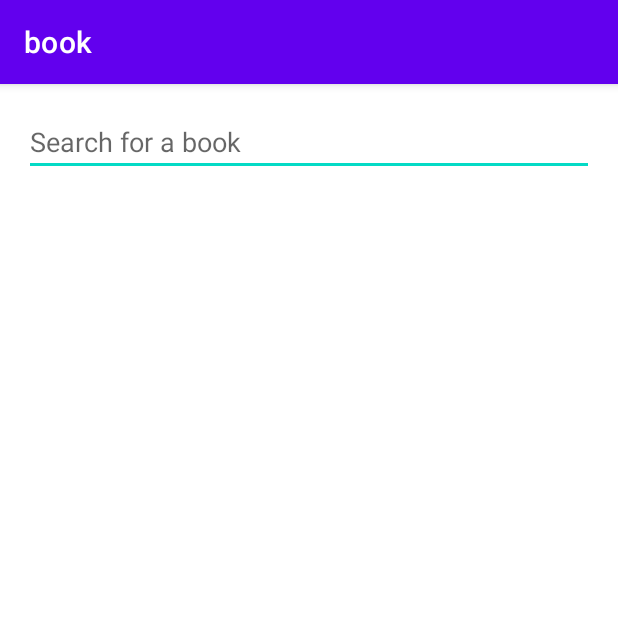
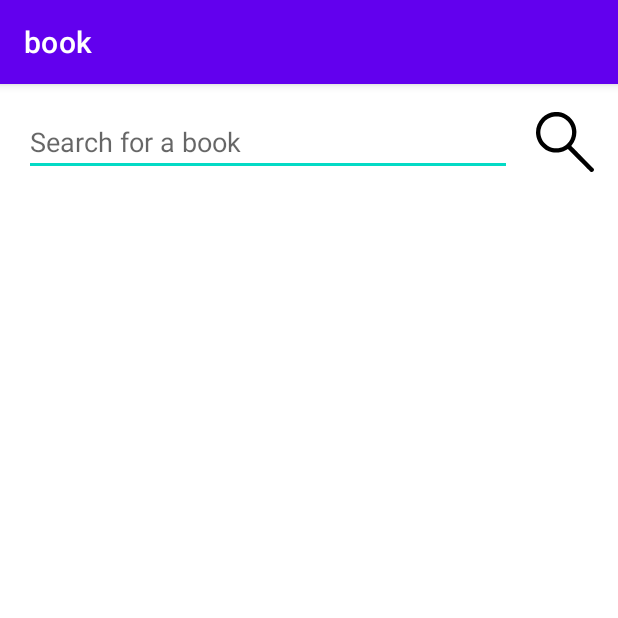
Before and after one commit to HanDongWook/SearchBookGoogleApi, an Android app: the screen it shows after launch (MainActivity), on a phone screen of 412 x 824 dp, the top half of it. Run offline under Robolectric (Android 15) with nearby library versions, the phone set to English and light mode, and no system bars; pictures from the network do not load.

Commit message:
add load more book

```diff
--- a/app/src/main/java/com/google/book/api/BookAPI.kt
+++ b/app/src/main/java/com/google/book/api/BookAPI.kt
@@ -9,7 +9,9 @@ import retrofit2.http.Query
 interface BookAPI {
     @GET("volumes/")
     suspend fun getBookList(
-        @Query("q") query: String
+        @Query("q") query: String,
+        @Query("startIndex") startIndex: Int,
+        @Query("maxResults") maxResults: Int
     ): BookListResponse
 
     @GET("volumes/{id}")
--- a/app/src/main/java/com/google/book/api/model/BookMapper.kt
+++ b/app/src/main/java/com/google/book/api/model/BookMapper.kt
@@ -12,7 +12,7 @@ class BookMapper : DomainMapper<BookListResponse, Book> {
     override fun mapToDomainModel(entity: BookListResponse): Book {
         return Book(
             entity.totalItems,
-            entity.items.map {
+            (entity.items ?: emptyList<BookInfoResponse>()).map {
                 bookInfoMapper.mapToDomainModel(it)
             }
         )
--- a/app/src/main/java/com/google/book/api/model/BookResponse.kt
+++ b/app/src/main/java/com/google/book/api/model/BookResponse.kt
@@ -5,7 +5,7 @@ import com.google.gson.annotations.SerializedName
 
 data class BookListResponse(
     @SerializedName("totalItems") val totalItems: Int,
-    @SerializedName("items") val items: List<BookInfoResponse> = arrayListOf()
+    @SerializedName("items") val items: List<BookInfoResponse>? = emptyList<BookInfoResponse>()
 )
 
 data class BookInfoResponse(
--- a/app/src/main/java/com/google/book/domain/GetBookListUseCase.kt
+++ b/app/src/main/java/com/google/book/domain/GetBookListUseCase.kt
@@ -6,7 +6,7 @@ import com.google.book.repository.BookRepository
 internal class GetBookListUseCase(
     private val bookRepository: BookRepository
 ) {
-    suspend operator fun invoke(query: String): Book {
-        return bookRepository.getBookList(query)
+    suspend operator fun invoke(query: String, startIndex: Int, maxResults: Int): Book {
+        return bookRepository.getBookList(query, startIndex, maxResults)
     }
 }
--- a/app/src/main/java/com/google/book/domain/entities/Book.kt
+++ b/app/src/main/java/com/google/book/domain/entities/Book.kt
@@ -2,7 +2,7 @@ package com.google.book.domain.entities
 
 data class Book(
     val totalItems: Int,
-    val list: List<BookInfo>
+    val list: List<BookInfo> = emptyList<BookInfo>()
 )
 
 data class BookInfo(
--- a/app/src/main/java/com/google/book/ui/bookdetail/BookDetailFragment.kt
+++ b/app/src/main/java/com/google/book/ui/bookdetail/BookDetailFragment.kt
@@ -6,6 +6,7 @@ import android.view.View
 import android.view.ViewGroup
 import androidx.navigation.fragment.navArgs
 import com.bumptech.glide.Glide
+import com.google.book.R
 import com.google.book.base.BaseFragment
 import com.google.book.databinding.FragmentBookDetailBinding
 import com.google.book.utils.gone
@@ -38,7 +39,7 @@ internal class BookDetailFragment : BaseFragment<FragmentBookDetailBinding, Book
                 binding.author.text = it.volumeInfo.authors.joinToString(", ")
                 binding.pubDate.text = it.volumeInfo.publishedDate
                 binding.description.text = it.volumeInfo.description
-                binding.language.text = it.volumeInfo.language
+                binding.language.text = resources.getString(R.string.language, it.volumeInfo.language)
 
                 Glide
                     .with(requireContext())
--- a/app/src/main/java/com/google/book/ui/searchbook/SearchBookListAdapter.kt
+++ b/app/src/main/java/com/google/book/ui/searchbook/SearchBookListAdapter.kt
@@ -2,43 +2,65 @@ package com.google.book.ui.searchbook
 
 import android.content.Context
 import android.view.LayoutInflater
+import android.view.View
 import android.view.ViewGroup
 import androidx.recyclerview.widget.DiffUtil
 import androidx.recyclerview.widget.ListAdapter
 import androidx.recyclerview.widget.RecyclerView
 import com.bumptech.glide.Glide
 import com.google.book.databinding.ViewholderBookItemBinding
-import com.google.book.domain.entities.BookInfo
+import com.google.book.databinding.ViewholderItemProgressbarBinding
 
 internal class SearchBookListAdapter(
     private val context: Context,
     private val listener: BookClickListener
-) : ListAdapter<BookInfo, SearchBookViewHolder>(object :
-    DiffUtil.ItemCallback<BookInfo>() {
-    override fun areItemsTheSame(oldItem: BookInfo, newItem: BookInfo): Boolean {
-        return oldItem.id == newItem.id
+) : ListAdapter<BookItem, BookViewHolder>(object :
+    DiffUtil.ItemCallback<BookItem>() {
+    override fun areItemsTheSame(oldItem: BookItem, newItem: BookItem): Boolean {
+        return oldItem == newItem
     }
 
-    override fun areContentsTheSame(oldItem: BookInfo, newItem: BookInfo): Boolean {
+    override fun areContentsTheSame(oldItem: BookItem, newItem: BookItem): Boolean {
         return oldItem == newItem
     }
 }) {
-    override fun onCreateViewHolder(parent: ViewGroup, viewType: Int): SearchBookViewHolder {
-        val binding = ViewholderBookItemBinding.inflate(LayoutInflater.from(parent.context), parent, false)
-        return SearchBookViewHolder(context, binding, listener)
+    override fun onCreateViewHolder(parent: ViewGroup, viewType: Int): BookViewHolder {
+        return when (viewType) {
+            BookItemView.Item.type -> {
+                val binding = ViewholderBookItemBinding.inflate(LayoutInflater.from(parent.context), parent, false)
+                SearchBookViewHolder(context, binding, listener)
+            }
+            BookItemView.Loading.type -> {
+                val binding = ViewholderItemProgressbarBinding.inflate(LayoutInflater.from(parent.context), parent, false)
+                LoadingViewHolder(binding)
+            }
+            else -> throw IllegalStateException("Unknown view")
+        }
     }
 
-    override fun onBindViewHolder(holder: SearchBookViewHolder, position: Int) {
-        holder.bindTo(getItem(position))
+    override fun onBindViewHolder(holder: BookViewHolder, position: Int) {
+        getItem(position)?.let { holder.bindTo(it) }
     }
+
+    override fun getItemViewType(position: Int): Int {
+        return when (getItem(position)) {
+            is BookItem.Item -> BookItemView.Item.type
+            is BookItem.Loading -> BookItemView.Loading.type
+        }
+    }
+}
+
+abstract class BookViewHolder(itemView: View) : RecyclerView.ViewHolder(itemView) {
+    abstract fun bindTo(b: BookItem)
 }
 
 internal class SearchBookViewHolder(
     private val context: Context,
     private val binding: ViewholderBookItemBinding,
     private val listener: BookClickListener
-) : RecyclerView.ViewHolder(binding.root) {
-    fun bindTo(item: BookInfo) {
+) : BookViewHolder(binding.root) {
+    override fun bindTo(b: BookItem) {
+        val item = (b as BookItem.Item).info
         with(binding) {
             title.text = item.volumeInfo.title
             author.text = item.volumeInfo.authors.joinToString(", ")
@@ -56,6 +78,10 @@ internal class SearchBookViewHolder(
     }
 }
 
+internal class LoadingViewHolder(binding: ViewholderItemProgressbarBinding) : BookViewHolder(binding.root) {
+    override fun bindTo(b: BookItem) {}
+}
+
 interface BookClickListener {
     fun onClick(bookId: String)
 }
--- a/app/src/main/java/com/google/book/ui/searchbook/SearchBookViewModel.kt
+++ b/app/src/main/java/com/google/book/ui/searchbook/SearchBookViewModel.kt
@@ -1,18 +1,19 @@
 package com.google.book.ui.searchbook
 
-import android.util.Log
 import androidx.lifecycle.LiveData
 import androidx.lifecycle.MutableLiveData
 import androidx.lifecycle.viewModelScope
 import com.google.book.base.BaseViewModel
 import com.google.book.domain.GetBookListUseCase
-import com.google.book.domain.entities.BookInfo
 import com.google.book.utils.SingleLiveEvent
 import kotlinx.coroutines.launch
 
 internal class SearchBookViewModel(
     private val getBookListUseCase: GetBookListUseCase
-): BaseViewModel() {
+) : BaseViewModel() {
+    companion object {
+        const val MAX_RESULTS = 10
+    }
 
     sealed class Navigate {
         data class BookDetail(val bookId: String) : Navigate()
@@ -21,8 +22,13 @@ internal class SearchBookViewModel(
     private val totalCountLiveData = MutableLiveData<Int>()
     val totalCount: LiveData<Int> = totalCountLiveData
 
-    private val bookListLiveData = MutableLiveData<List<BookInfo>>()
-    val bookList: LiveData<List<BookInfo>> = bookListLiveData
+    private val list = mutableListOf<BookItem>()
+    private val bookListLiveData = MutableLiveData<List<BookItem>>()
+    val bookList: LiveData<List<BookItem>> = bookListLiveData
+
+    private val queryLiveData = MutableLiveData("")
+
+    private val startIndexLiveData = MutableLiveData<Int>()
 
     val navigate = SingleLiveEvent<Navigate>()
     val error = SingleLiveEvent<Exception>()
@@ -30,16 +36,63 @@ internal class SearchBookViewModel(
 
     fun fetch(query: String) {
         viewModelScope.launch {
+            saveParam(query, 0)
+            list.clear()
+
+            if (query.isBlank()) {
+                totalCountLiveData.value = 0
+                bookListLiveData.value = list
+            } else {
                 try {
                     loading.value = true
-                val result = getBookListUseCase(query)
+
+                    val result = getBookListUseCase(query, 0, MAX_RESULTS)
+
+
+                    if (result.list.isNotEmpty()) {
+                        val bookList = result.list.map { BookItem.Item(it) }
+                        list.addAll(bookList)
+                    }
+
+                    bookListLiveData.value = list
                     totalCountLiveData.value = result.totalItems
-                bookListLiveData.value = result.list
-                Log.d("test", "SearchBookViewModel result.totalItems:${result.totalItems} result.list : ${result.list}\n\n")
                 } catch (e: Exception) {
                     error.value = e
                 } finally {
                     loading.value = false
+                }
+            }
+        }
+    }
+
+    private fun saveParam(query: String, startIdx: Int) {
+        queryLiveData.value = query
+        startIndexLiveData.value = startIdx
+    }
+
+    fun getResultCount(): Int {
+        return totalCountLiveData.value!!
+    }
+
+    fun loadMore() {
+        val currentIdx = startIndexLiveData.value!! + MAX_RESULTS
+        if (currentIdx < (totalCountLiveData.value!! - 1)) {
+            viewModelScope.launch {
+                try {
+                    loading.value = true
+                    saveParam(queryLiveData.value!!, currentIdx)
+
+                    val result = getBookListUseCase(queryLiveData.value!!, currentIdx, MAX_RESULTS)
+
+                    val bookList = result.list.map { BookItem.Item(it) }
+                    list.addAll(bookList)
+
+                    bookListLiveData.value = list
+                } catch (e: Exception) {
+                    error.value = e
+                } finally {
+                    loading.value = false
+                }
             }
         }
     }
--- /dev/null
+++ b/app/src/main/res/drawable/ic__magnifier.xml
@@ -0,0 +1,5 @@
+<vector android:height="40dp" android:viewportHeight="1280"
+    android:viewportWidth="1244" android:width="38.875dp" xmlns:android="http://schemas.android.com/apk/res/android">
+    <path android:fillColor="#000000"
+        android:pathData="M402.5,1.1c-102.9,7.9 -196.9,50.1 -270.4,121.4 -98.5,95.5 -145.6,229.2 -128.5,365 15.6,124.4 84.9,236 189.9,305.9 19.3,12.9 27.2,17.5 47,27.4 45.2,22.7 90.6,36.2 144.5,42.9 20.7,2.5 76.3,2.5 97,-0 40.4,-5 75.2,-13.8 111.5,-28.1 25.1,-9.8 60,-28.3 81.9,-43.3l8,-5.4 107.5,107.3c383.5,382.7 377,376.2 382.8,379.5 18.9,10.5 41.1,7.5 56.3,-7.7 14.8,-14.8 18,-35.9 8.4,-55.3 -2.1,-4.3 -46.2,-48.8 -243.2,-245.9 -221.2,-221.3 -240.4,-240.8 -239.2,-242.5 0.8,-1 4,-4.7 7,-8.3 71.4,-83.6 108.8,-192.7 103.1,-301.1 -3.2,-61 -16.5,-113.6 -42,-166.4 -16.9,-34.9 -34,-61.5 -59.2,-92 -10.6,-12.8 -39.5,-41.7 -52.4,-52.4 -68.7,-56.9 -146.3,-90 -233.6,-99.6 -17.4,-1.9 -59.8,-2.7 -76.4,-1.4zM480.5,96c77.7,11.8 145.3,46.3 198.2,101.4 51.6,53.6 82.9,119.4 93,195.1 2.4,18.6 2.4,61.8 0,81 -5.4,41.6 -15.8,75.8 -34.2,112.5 -29.7,59.3 -77.9,110.1 -136,143.2 -96.4,54.9 -215.3,59 -315.2,10.8 -97.5,-47 -166.7,-136.4 -187.3,-242 -3.7,-19.2 -5.1,-32.3 -5.7,-55.5 -0.6,-25.8 0.4,-42.3 4.2,-65.1 16.1,-97.1 74.2,-183.1 158.8,-234.8 45.3,-27.8 93.5,-43.4 151.2,-49 2.2,-0.2 16.4,-0.3 31.5,-0.1 21.7,0.3 30.4,0.8 41.5,2.5z" android:strokeColor="#00000000"/>
+</vector>
--- a/app/src/main/res/layout/fragment_book_detail.xml
+++ b/app/src/main/res/layout/fragment_book_detail.xml
@@ -107,5 +107,5 @@
         app:layout_constraintBottom_toBottomOf="parent"
         app:layout_constraintEnd_toEndOf="parent"
         app:layout_constraintStart_toStartOf="parent"
-        app:layout_constraintTop_toBottomOf="@+id/header_layout" />
+        app:layout_constraintTop_toTopOf="parent"/>
 </androidx.constraintlayout.widget.ConstraintLayout>
--- a/app/src/main/res/layout/fragment_search_book.xml
+++ b/app/src/main/res/layout/fragment_search_book.xml
@@ -1,5 +1,6 @@
 <?xml version="1.0" encoding="utf-8"?>
 <androidx.constraintlayout.widget.ConstraintLayout xmlns:android="http://schemas.android.com/apk/res/android"
+    android:id="@+id/layout"
     xmlns:app="http://schemas.android.com/apk/res-auto"
     xmlns:tools="http://schemas.android.com/tools"
     android:padding="16dp"
@@ -10,10 +11,20 @@
         android:id="@+id/search_bar"
         android:layout_width="0dp"
         android:layout_height="wrap_content"
+        android:layout_marginEnd="16dp"
         android:hint="@string/search_hint"
-        app:layout_constraintEnd_toEndOf="parent"
+        app:layout_constraintEnd_toStartOf="@+id/icon_search"
         app:layout_constraintStart_toStartOf="parent"
         app:layout_constraintTop_toTopOf="parent" />
+
+    <ImageView
+        android:id="@+id/icon_search"
+        android:layout_width="wrap_content"
+        android:layout_height="wrap_content"
+        android:src="@drawable/ic__magnifier"
+        app:layout_constraintBottom_toBottomOf="@+id/search_bar"
+        app:layout_constraintEnd_toEndOf="parent"
+        app:layout_constraintTop_toTopOf="@+id/search_bar" />
 
     <TextView
         android:id="@+id/results"
@@ -38,12 +49,28 @@
         app:layout_constraintStart_toStartOf="parent"
         app:layout_constraintTop_toBottomOf="@+id/results" />
 
+    <TextView
+        android:id="@+id/no_results"
+        android:layout_width="0dp"
+        android:layout_height="0dp"
+        android:layout_marginTop="16dp"
+        android:gravity="center"
+        android:text="@string/no_results"
+        android:textColor="@color/black"
+        android:textSize="20dp"
+        android:visibility="gone"
+        app:layout_constraintBottom_toBottomOf="parent"
+        app:layout_constraintEnd_toEndOf="parent"
+        app:layout_constraintStart_toStartOf="parent"
+        app:layout_constraintTop_toBottomOf="@+id/results" />
+
     <ProgressBar
         android:id="@+id/progress"
         android:layout_width="wrap_content"
         android:layout_height="wrap_content"
         android:layout_marginTop="16dp"
         android:indeterminateTint="#2196F3"
+        tools:visibility="gone"
         app:layout_constraintBottom_toBottomOf="parent"
         app:layout_constraintEnd_toEndOf="parent"
         app:layout_constraintStart_toStartOf="parent"
--- a/app/src/main/res/layout/viewholder_book_item.xml
+++ b/app/src/main/res/layout/viewholder_book_item.xml
@@ -26,7 +26,7 @@
         android:gravity="center_vertical"
         android:textColor="@color/black"
         android:maxLines="1"
-        android:textSize="16dp"
+        android:textSize="20dp"
         app:layout_constraintBottom_toTopOf="@+id/author"
         app:layout_constraintEnd_toEndOf="parent"
         app:layout_constraintHorizontal_bias="0.5"
--- a/app/src/main/res/values/strings.xml
+++ b/app/src/main/res/values/strings.xml
@@ -2,5 +2,8 @@
     <string name="app_name">book</string>
     <string name="results">Results(%s)</string>
     <string name="search_hint">Search for a book</string>
-    <string name="author">Search for a book</string>
+    <string name="no_results">No results were found for your search</string>
+    <string name="last_item">This is the last item</string>
+    <string name="enter_search_term">Please enter your search term</string>
+    <string name="language">language : %s</string>
 </resources>
```
Also changed, not shown: app/src/main/java/com/google/book/base/BaseFragment.kt (+9 -3 lines), app/src/main/java/com/google/book/repository/BookRepository.kt (+2 -5 lines), app/src/main/java/com/google/book/ui/searchbook/BookItem.kt (added, +12 -0 lines), app/src/main/java/com/google/book/ui/searchbook/SearchBookFragment.kt (+37 -6 lines), app/src/main/res/layout/viewholder_item_progressbar.xml (added, +20 -0 lines). Lines whose indentation alone changed are shown as unchanged.
